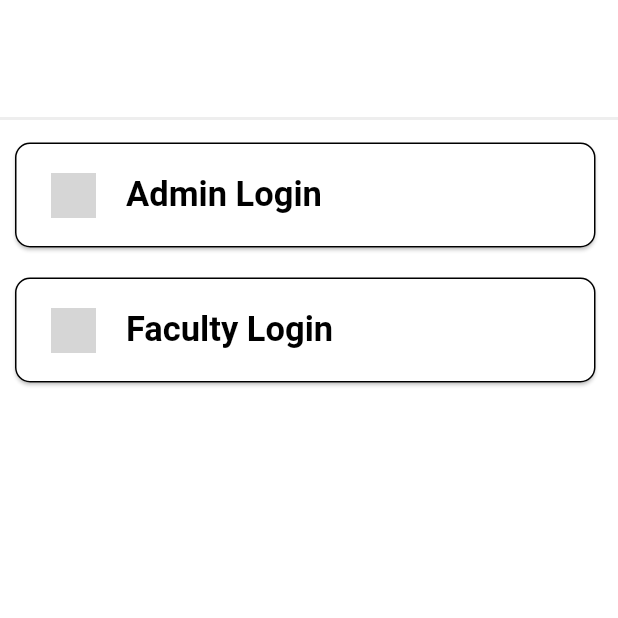
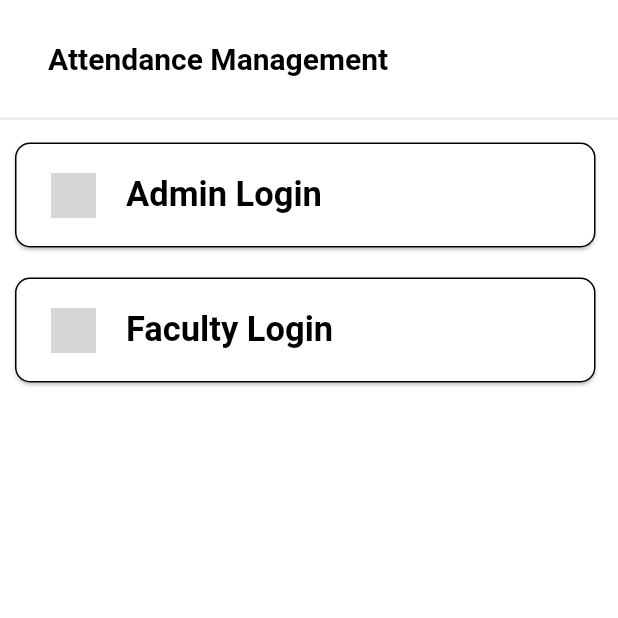
Before and after one commit to sayansanpui/test1, a Flutter app: the screen it shows after launch, on a phone screen of 412 x 824 dp, the top half of it. Run offline on Flutter 3.47's test engine with Material 3 defaults, Android fonts, the light colour scheme and no system bars; grey boxes are pictures that could not be loaded.

Commit message:
chore: Update app bar titles and navigation routes

```diff
--- a/lib/main.dart
+++ b/lib/main.dart
@@ -1,8 +1,10 @@
 import 'package:flutter/material.dart';
 import 'package:my_app/views/pages/faculty/faculty_classroom/classroom_create.dart';
 import 'package:my_app/views/pages/faculty/faculty_classroom/faculty_classroom.dart';
+import 'package:my_app/views/pages/faculty/faculty_home/faculty_home.dart';
 import 'package:my_app/views/pages/faculty/faculty_login/faculty_login.dart';
 import 'package:my_app/views/pages/front_page/front_page.dart';
+import 'package:my_app/views/pages/otp_page/otp_page.dart';
 import 'package:my_app/views/pages/profile/profile.dart';
 // import 'package:my_app/views/pages/faculty/faculty_login/faculty_login.dart';
 // import 'package:my_app/views/pages/profile/profile.dart';
@@ -20,22 +22,29 @@ class MyApp extends StatelessWidget {
       title: 'Flutter Demo',
       debugShowCheckedModeBanner: false,
       initialRoute: "/",
+      theme: ThemeData(
+        primaryColor: Colors.white,
+        scaffoldBackgroundColor: Colors.white,
+        appBarTheme: AppBarTheme(
+          color: Colors.white,
+          iconTheme: IconThemeData(color: Colors.black),
+          titleTextStyle: TextStyle(color: Colors.black, fontSize: 20),
+        ),
+        textTheme: TextTheme(
+          bodyLarge: TextStyle(color: Colors.black),
+          bodyMedium: TextStyle(color: Colors.black),
+        ),
+      ),
       routes: {
         "/": (context) => FrontPage(),
         "/faculty/login": (context) => FacultyLogin(),
-        "/admin/login": (context) => FacultyLogin(),
+        "/faculty/otp": (context) => OtpPage(),
+        "/faculty/home": (context) => FacultyHome(),
         "/faculty/classroom": (context) => FacultyClassroom(),
         "/profile": (context) => Profile(),
-        "/create/classroom": (context) => ClassroomCreate()
-
-        // "/": (context) => FacultyClassroom(),
-        // "/profile": (context) => Profile(),
-        // "/create/classroom": (context) => ClassroomCreate()
+        "/create/classroom": (context) => ClassroomCreate(),
+        "/admin/login": (context) => FacultyLogin(),
       },
-      // home: Container(
-      //   color: Colors.white,
-      //   child: FacultyClassroom(),
-      // ),
     );
   }
 }
--- a/lib/views/pages/front_page/front_page.dart
+++ b/lib/views/pages/front_page/front_page.dart
@@ -14,7 +14,7 @@ class _FrontPageState extends State<FrontPage> {
   Widget build(BuildContext context) {
     return Scaffold(
       backgroundColor: Colors.white,
-      appBar: AppBarWidget(context, false, false),
+      appBar: AppBarWidget(context, false, "Attendance Management"),
       body: Padding(
         padding: const EdgeInsets.fromLTRB(10, 15, 15, 10),
         child: Align(
@@ -28,14 +28,14 @@ class _FrontPageState extends State<FrontPage> {
                   btnIcon: Image.asset('assets/adminLoginIcon.png',
                       width: 30, height: 30),
                   callback: () {
-                    Navigator.pushNamed(context, "/faculty/classroom");
+                    // Navigator.pushNamed(context, "/faculty/classroom");
                   }),
               BorderButton(
                   btnName: "Faculty Login",
                   btnIcon: Image.asset('assets/account_circle.png',
                       width: 30, height: 30),
                   callback: () {
-                    Navigator.pushNamed(context, "/faculty/classroom");
+                    Navigator.pushNamed(context, "/faculty/login");
                   })
             ],
           ),
--- a/lib/views/widgets/appbar_section.dart
+++ b/lib/views/widgets/appbar_section.dart
@@ -1,14 +1,14 @@
 import 'package:flutter/material.dart';
-import 'package:my_app/views/pages/profile/profile.dart';
+// import 'package:my_app/views/pages/profile/profile.dart';
 
 AppBar AppBarWidget(
   BuildContext context,
-  bool isBackButtonVisible,
   bool isProfileButtonVisible,
+  String heading,
 ) {
   return AppBar(
     toolbarHeight: 80.0,
-    automaticallyImplyLeading: false, // Disable the automatic back button
+    automaticallyImplyLeading: false,
     backgroundColor: Colors.white,
     bottom: PreferredSize(
       preferredSize: Size.fromHeight(0.0),
@@ -19,48 +19,41 @@ AppBar AppBarWidget(
     ),
     title: Row(
       children: [
-        isBackButtonVisible == true
-            ? TextButton(
-                child: Container(
-                  width: 80,
-                  child: Row(
-                    crossAxisAlignment: CrossAxisAlignment.center,
-                    mainAxisAlignment: MainAxisAlignment.start,
-                    children: [
-                      Icon(Icons.arrow_back_ios, color: Colors.black),
-                      Text("Back",
+        Expanded(
+          child: Padding(
+            padding: EdgeInsets.only(left: 16.0), // Adjust padding as needed
+            child: Text(
+              heading,
               style: TextStyle(
                 color: Colors.black,
                 fontSize: 20,
-                              fontWeight: FontWeight.bold)),
-                    ],
+                fontWeight: FontWeight.bold,
+              ),
+              textAlign: TextAlign.left,
             ),
           ),
-                onPressed: () {
-                  Navigator.pop(context);
-                },
-              )
-            : Container(),
-        Spacer(), // This will push the profile button to the right
+        ),
       ],
     ),
     actions: [
-      isProfileButtonVisible == true
-          ? TextButton(
+      if (isProfileButtonVisible)
+        TextButton(
           child: Padding(
-                padding: const EdgeInsets.only(
-                    right: 16.0), // Adjust the padding as needed
+            padding: const EdgeInsets.only(right: 16.0),
             child: CircleAvatar(
-                  radius: 22.0, // Adjust the radius as needed
-                  backgroundImage: NetworkImage(
-                      'https://images.pexels.com/photos/614810/pexels-photo-614810.jpeg?auto=compress&cs=tinysrgb&w=1260&h=750&dpr=1'),
+              radius: 20.0,
+              backgroundColor: Color.fromARGB(255, 226, 226, 226),
+              child: Icon(
+                Icons.person,
+                color: Colors.black,
+                size: 30.0,
+              ),
             ),
           ),
           onPressed: () {
             Navigator.pushNamed(context, "/profile");
           },
-            )
-          : Container(),
+        ),
     ],
   );
 }
```
Also changed, not shown: lib/views/pages/faculty/faculty_classroom/classroom_create.dart (+33 -60 lines), lib/views/pages/faculty/faculty_classroom/faculty_classroom.dart (+4 -8 lines), lib/views/pages/faculty/faculty_home/faculty_home.dart (+46 -0 lines), lib/views/pages/faculty/faculty_login/faculty_login.dart (+12 -10 lines), lib/views/pages/otp_page/otp_page.dart (+71 -0 lines), lib/views/pages/profile/profile.dart (+8 -4 lines), lib/views/widgets/dropdown_menu.dart (+19 -9 lines), lib/views/widgets/numtext_menu.dart (added, +115 -0 lines), lib/views/widgets/rounded_button.dart (+8 -4 lines). Lines whose indentation alone changed are shown as unchanged.
